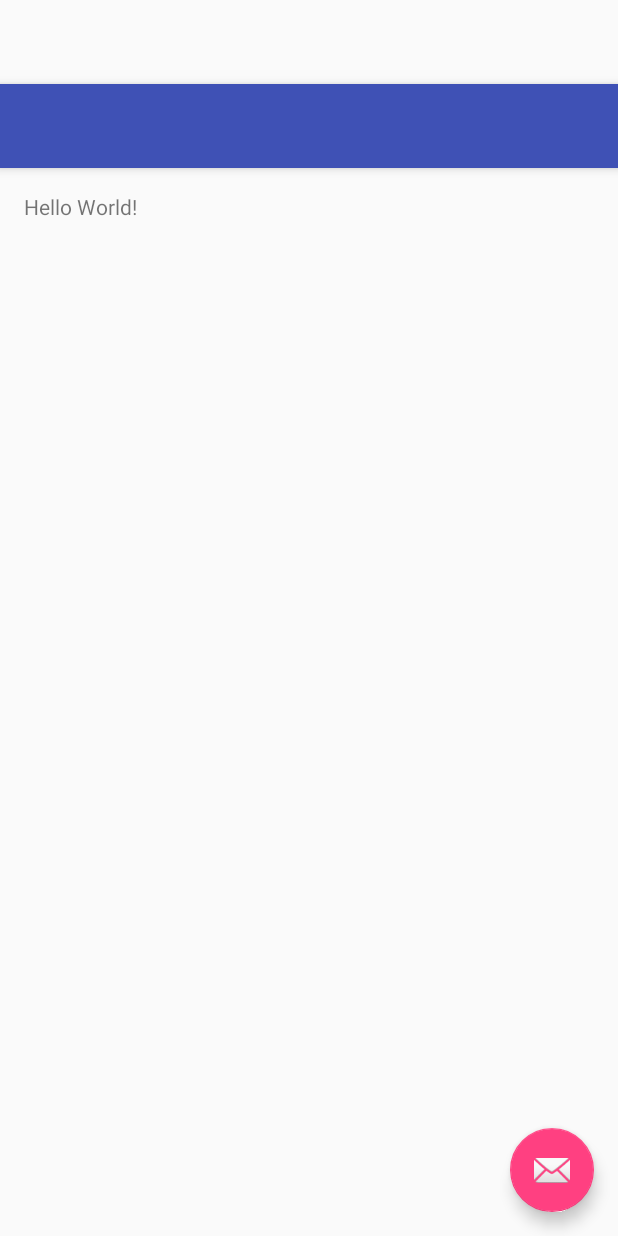
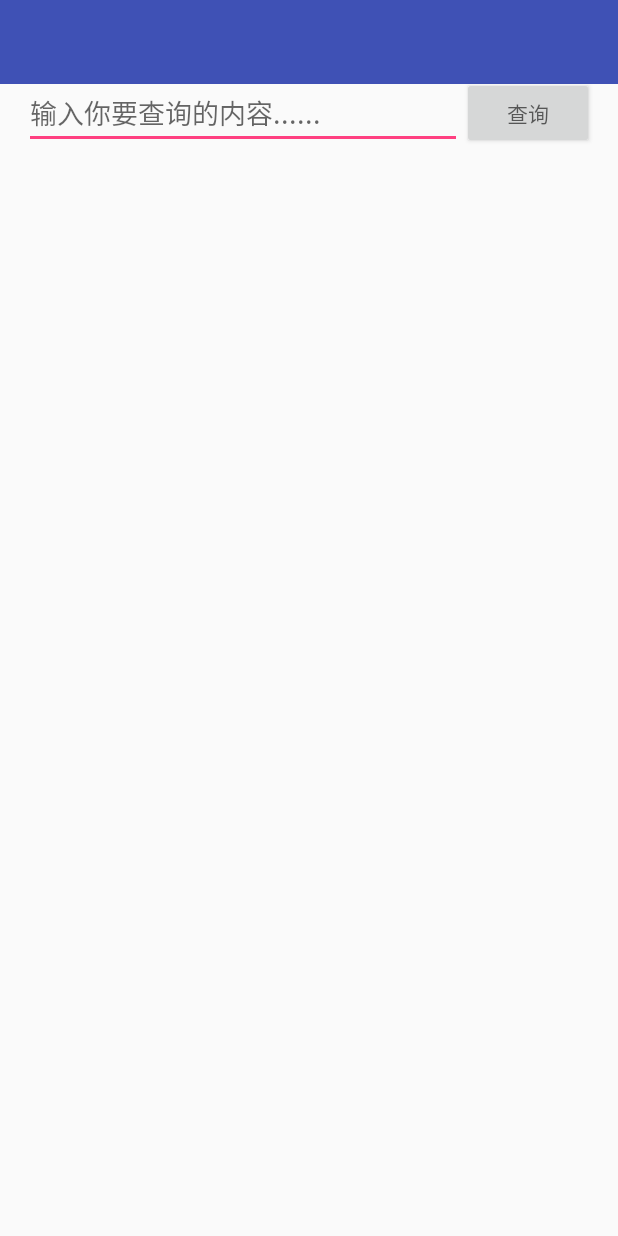
Before and after one commit to LeeeeoLiu/MyDict, an Android app: the layout activity_main.xml on its own in the app's theme, with its tools: preview values and no code run, on a phone screen of 412 x 824 dp. Run offline under Robolectric (Android 15) with nearby library versions, the phone set to English and light mode, and no system bars.

Commit message:
Add online search function

```diff
--- a/MyDict/app/src/main/AndroidManifest.xml
+++ b/MyDict/app/src/main/AndroidManifest.xml
@@ -1,7 +1,7 @@
 <?xml version="1.0" encoding="utf-8"?>
 <manifest xmlns:android="http://schemas.android.com/apk/res/android"
           package="com.leeeeo.mydict">
-
+    <uses-permission android:name="android.permission.INTERNET"/>
     <application
             android:allowBackup="true"
             android:icon="@mipmap/ic_launcher"
--- a/MyDict/app/src/main/res/layout/activity_main.xml
+++ b/MyDict/app/src/main/res/layout/activity_main.xml
@@ -1,5 +1,5 @@
 <?xml version="1.0" encoding="utf-8"?>
-<android.support.design.widget.CoordinatorLayout
+<RelativeLayout
         xmlns:android="http://schemas.android.com/apk/res/android"
         xmlns:app="http://schemas.android.com/apk/res-auto"
         xmlns:tools="http://schemas.android.com/tools"
@@ -8,11 +8,10 @@
         android:fitsSystemWindows="true"
         tools:context="com.leeeeo.mydict.MainActivity">
 
-    <android.support.design.widget.AppBarLayout
+    <RelativeLayout
             android:layout_height="wrap_content"
             android:layout_width="match_parent"
-            android:theme="@style/AppTheme.AppBarOverlay">
-
+            android:theme="@style/AppTheme.AppBarOverlay" android:id="@+id/relativeLayout">
         <android.support.v7.widget.Toolbar
                 android:id="@+id/toolbar"
                 android:layout_width="match_parent"
@@ -20,16 +19,8 @@
                 android:background="?attr/colorPrimary"
                 app:popupTheme="@style/AppTheme.PopupOverlay"/>
 
-    </android.support.design.widget.AppBarLayout>
+    </RelativeLayout>
 
     <include layout="@layout/content_main"/>
 
-    <android.support.design.widget.FloatingActionButton
-            android:id="@+id/fab"
-            android:layout_width="wrap_content"
-            android:layout_height="wrap_content"
-            android:layout_gravity="bottom|end"
-            android:layout_margin="@dimen/fab_margin"
-            android:src="@android:drawable/ic_dialog_email"/>
-
-</android.support.design.widget.CoordinatorLayout>
+</RelativeLayout>
--- a/MyDict/app/src/main/res/layout/content_main.xml
+++ b/MyDict/app/src/main/res/layout/content_main.xml
@@ -13,8 +13,41 @@
         tools:showIn="@layout/activity_main"
         tools:context="com.leeeeo.mydict.MainActivity">
 
+    <!--<EditText android:layout_width="wrap_content" android:layout_height="wrap_content" android:id="@+id/search_content"-->
+    <!--android:hint="请输入你要查询的内容:"-->
+    <!--android:autoText="true"-->
+    <!--android:layout_marginTop="80dp"-->
+    <!--android:layout_alignParentTop="true" android:layout_alignParentLeft="true"-->
+    <!--android:layout_alignParentStart="true" android:layout_marginLeft="23dp"-->
+    <!--android:layout_marginStart="23dp"/>-->
+    <!--<Button style="?android:attr/buttonStyleSmall" android:layout_width="wrap_content"-->
+    <!--android:layout_height="wrap_content" android:text="查询" android:id="@+id/btn_get_value"-->
+    <!--android:layout_marginRight="25dp" android:layout_marginEnd="25dp"-->
+    <!--android:layout_alignBottom="@+id/search_content" android:layout_alignParentRight="true"-->
+    <!--android:layout_alignParentEnd="true"/>-->
+    <EditText
+            android:id="@+id/edit"
+            android:layout_width="fill_parent"
+            android:layout_height="wrap_content"
+            android:hint="输入你要查询的内容......"
+            android:layout_marginTop="35dp"
+            android:layout_alignParentLeft="true"
+            android:layout_alignParentStart="true" android:layout_toLeftOf="@+id/search"
+            android:layout_toStartOf="@+id/search"/>
+
+    <Button
+            android:id="@+id/search"
+            android:layout_width="wrap_content"
+            android:layout_height="wrap_content"
+            android:hint="查询"
+            android:layout_alignTop="@+id/edit" android:layout_alignParentRight="true"
+            android:layout_alignParentEnd="true"/>
     <TextView
-            android:text="Hello World!"
-            android:layout_width="wrap_content"
-            android:layout_height="wrap_content"/>
+            android:layout_width="350dp"
+            android:layout_height="469dp"
+            android:textAppearance="?android:attr/textAppearanceSmall"
+            android:id="@+id/trans_result"
+            android:layout_gravity="center_horizontal" android:layout_below="@+id/edit"
+            android:layout_alignParentRight="true" android:layout_alignParentEnd="true"/>
+
 </RelativeLayout>
```
Also changed, not shown: MyDict/app/src/main/java/com/leeeeo/mydict/MainActivity.java (+82 -34 lines), MyDict/app/libs/fastjson-1.1.46.android.jar (added), MyDict/app/libs/volley.jar (added).
